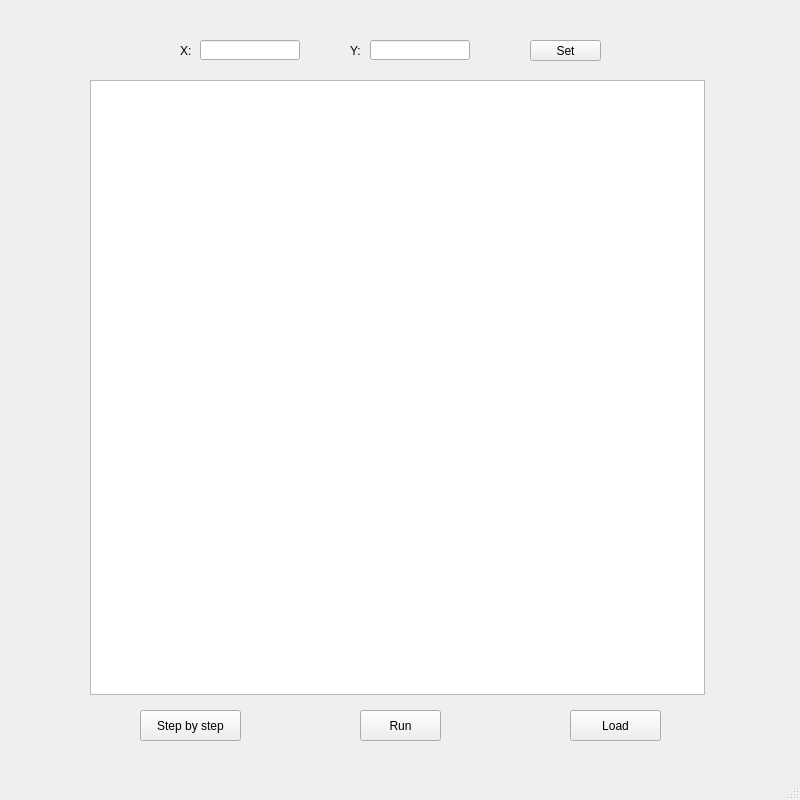
Qt form MainWindow.ui (dlgs5100/Voronoi-diagram_Divide-and-conquer) before a commit.
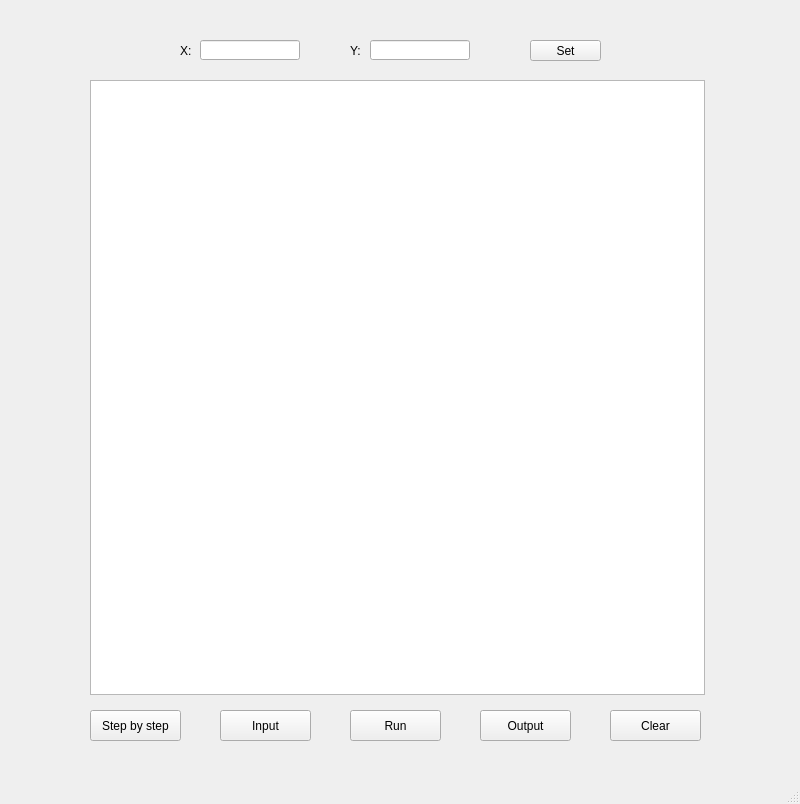
The same form after that commit.

Commit message: Input file complete

```diff
--- a/MainWindow.ui
+++ b/MainWindow.ui
@@ -7,7 +7,7 @@
     <x>0</x>
     <y>0</y>
     <width>800</width>
-    <height>800</height>
+    <height>804</height>
    </rect>
   </property>
   <property name="windowTitle">
@@ -27,9 +27,9 @@
    <widget class="QPushButton" name="Btn_Run">
     <property name="geometry">
      <rect>
-      <x>360</x>
+      <x>350</x>
       <y>710</y>
-      <width>81</width>
+      <width>91</width>
       <height>31</height>
      </rect>
     </property>
@@ -40,9 +40,9 @@
    <widget class="QPushButton" name="Btn_Step">
     <property name="geometry">
      <rect>
-      <x>140</x>
+      <x>90</x>
       <y>710</y>
-      <width>101</width>
+      <width>91</width>
       <height>31</height>
      </rect>
     </property>
@@ -53,14 +53,14 @@
    <widget class="QPushButton" name="Btn_Load">
     <property name="geometry">
      <rect>
-      <x>570</x>
+      <x>220</x>
       <y>710</y>
       <width>91</width>
       <height>31</height>
      </rect>
     </property>
     <property name="text">
-     <string>Load</string>
+     <string>Input</string>
     </property>
    </widget>
    <widget class="QPushButton" name="Btn_Set">
@@ -122,6 +122,32 @@
      <string>Y:</string>
     </property>
    </widget>
+   <widget class="QPushButton" name="buttonOutput">
+    <property name="geometry">
+     <rect>
+      <x>480</x>
+      <y>710</y>
+      <width>91</width>
+      <height>31</height>
+     </rect>
+    </property>
+    <property name="text">
+     <string>Output</string>
+    </property>
+   </widget>
+   <widget class="QPushButton" name="buttonClear">
+    <property name="geometry">
+     <rect>
+      <x>610</x>
+      <y>710</y>
+      <width>91</width>
+      <height>31</height>
+     </rect>
+    </property>
+    <property name="text">
+     <string>Clear</string>
+    </property>
+   </widget>
   </widget>
   <widget class="QMenuBar" name="menubar">
    <property name="geometry">
```
Left out of the diff: 8 changed lines with no effect on the pictures. The commit also changes 2 other files.
